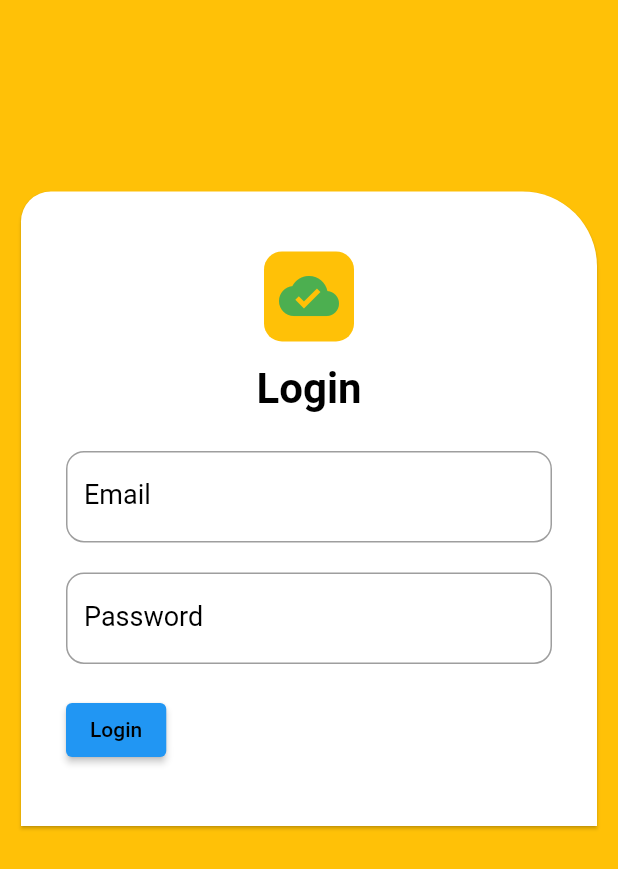
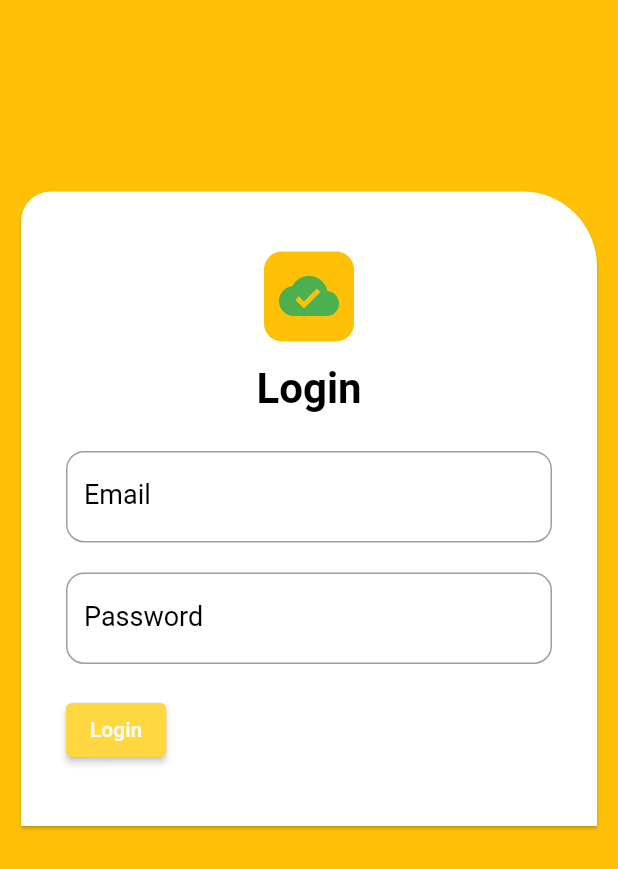
Before and after one commit to herry88/project1, a Flutter app: the screen it shows after launch, after a tap on "Login", on a phone screen of 412 x 824 dp. Shown: the top 869 px of the screen. Run offline on Flutter 3.47's test engine with Material 2 defaults, Android fonts, the phone set to English and light mode, and no system bars; our stand-ins replace shared_preferences.

Commit message:
pushLogin

```diff
--- a/lib/main.dart
+++ b/lib/main.dart
@@ -1,18 +1,25 @@
 import 'package:flutter/material.dart';
 import 'package:project1/screen/loginpage.dart';
+import 'package:shared_preferences/shared_preferences.dart';
 
-void main() {
-  runApp(const MyApp());
+import 'screen/tabberpage.dart';
+
+Future<void> main() async {
+  WidgetsFlutterBinding.ensureInitialized();
+  SharedPreferences prefs = await SharedPreferences.getInstance();
+  String? email = prefs.getString('email');
+  print(email);
+  runApp(MyApp());
 }
 
 class MyApp extends StatelessWidget {
-  const MyApp({Key? key}) : super(key: key);
+  String? email;
 
   @override
   Widget build(BuildContext context) {
     return MaterialApp(
       title: 'Flutter Demo',
-      home: LoginPage(),
+      home: email == null ? LoginPage() : TabberPage(), //ternary operator
     );
   }
 }
--- a/lib/screen/loginpage.dart
+++ b/lib/screen/loginpage.dart
@@ -1,4 +1,5 @@
 import 'package:flutter/material.dart';
+import 'package:project1/helper/databasehelper.dart';
 
 class LoginPage extends StatefulWidget {
   const LoginPage({Key? key}) : super(key: key);
@@ -8,6 +9,12 @@ class LoginPage extends StatefulWidget {
 }
 
 class _LoginPageState extends State<LoginPage> {
+  //panggil class dbHelper
+  DBHelper dbHelper = DBHelper();
+  //inisialisasi variabel
+  TextEditingController _emailController = TextEditingController();
+  TextEditingController _passwordController = TextEditingController();
+
   @override
   Widget build(BuildContext context) {
     return Scaffold(
@@ -82,6 +89,7 @@ class _LoginPageState extends State<LoginPage> {
                               horizontal: 30,
                             ),
                             child: TextField(
+                              controller: _emailController,
                               decoration: InputDecoration(
                                 labelText: 'Email',
                                 labelStyle: TextStyle(
@@ -102,6 +110,7 @@ class _LoginPageState extends State<LoginPage> {
                               horizontal: 30,
                             ),
                             child: TextField(
+                              controller: _passwordController,
                               decoration: InputDecoration(
                                 labelText: 'Password',
                                 labelStyle: TextStyle(
@@ -126,10 +135,13 @@ class _LoginPageState extends State<LoginPage> {
                                     const EdgeInsets.only(top: 10, left: 30),
                                 child: ElevatedButton(
                                   onPressed: () {},
+                                  style: ElevatedButton.styleFrom(
+                                    primary: Colors.amberAccent,
+                                  ),
                                   child: Text(
                                     'Login',
                                     style: TextStyle(
-                                      color: Colors.black,
+                                      color: Colors.white,
                                     ),
                                   ),
                                 ),
```
Also changed, not shown: lib/helper/databasehelper.dart (added, +26 -0 lines), lib/screen/tabberpage.dart (added, +19 -0 lines).
